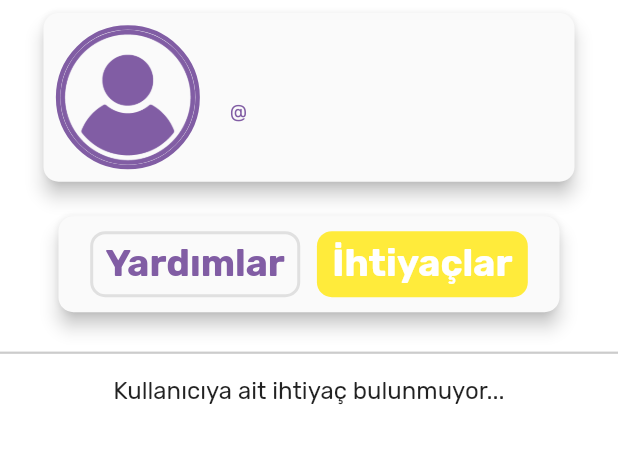
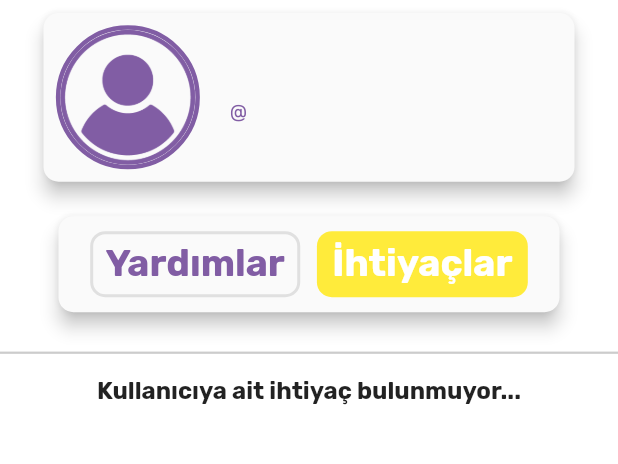
Before and after one commit to IsaTunahan/HelpHub, a Flutter app: the UsersProfile screen opened directly with empty values, after a tap on "İhtiyaçlar", on a phone screen of 412 x 824 dp, the part 77-541 px from its top. Run offline on Flutter 3.47's test engine with Material 2 defaults, Android fonts, the phone set to English and light mode, and no system bars; our stand-ins replace cloud_firestore, firebase_auth, firebase_core, firebase_storage, geocoding, google_fonts and 3 more; accounts and stored records are empty; network calls fail.

Commit message:
detayalrda eksik yerler tamamlandı

```diff
--- a/lib/screens/home/home_swt/details/help_detail_screen.dart
+++ b/lib/screens/home/home_swt/details/help_detail_screen.dart
@@ -285,7 +285,8 @@ class _HelpDetailScreenState extends State<HelpDetailScreen> {
                     child: Column(
                       children: [
                         ClipRRect(
-                          borderRadius: const BorderRadius.all(Radius.circular(10)),
+                          borderRadius:
+                              const BorderRadius.all(Radius.circular(10)),
                           child: SizedBox(
                             height: screenHeight * 0.2,
                             child: GoogleMap(
@@ -425,7 +426,8 @@ class _HelpDetailScreenState extends State<HelpDetailScreen> {
                                 child: const Icon(
                                   Helphub.next,
                                   color: AppColors.purple,
-                                  )),
+                                ),
+                              ),
                             ],
                           ),
                         ),
--- a/lib/screens/home/home_swt/details/users_profile/users_profile_help.dart
+++ b/lib/screens/home/home_swt/details/users_profile/users_profile_help.dart
@@ -28,6 +28,7 @@ class _UsersProfilYardimlarState extends State<UsersProfilYardimlar> {
   String _lastName = '';
   String? _profileImageURL;
   File? _image;
+  bool isLoading = true;
 
   Future<void> fetchData() async {
     final querySnapshot = await collection
@@ -36,13 +37,13 @@ class _UsersProfilYardimlarState extends State<UsersProfilYardimlar> {
 
     setState(() {
       documents = querySnapshot.docs;
+      isLoading = false;
     });
   }
 
   Future<void> _fetchUserData() async {
     final user = FirebaseAuth.instance.currentUser;
     if (user != null) {
-
       final userRepository = UserRepository();
       final userData = await userRepository.getUserData(widget.currentUser);
 
@@ -57,7 +58,6 @@ class _UsersProfilYardimlarState extends State<UsersProfilYardimlar> {
   }
 
   Future<void> _fetchProfileImageURL() async {
-
     final userRef = FirebaseFirestore.instance
         .collection('pictures')
         .doc(widget.currentUser);
@@ -83,6 +83,7 @@ class _UsersProfilYardimlarState extends State<UsersProfilYardimlar> {
     _fetchUserData();
     _fetchProfileImageURL();
     fetchData();
+
   }
 
   @override
@@ -93,12 +94,21 @@ class _UsersProfilYardimlarState extends State<UsersProfilYardimlar> {
     return Column(
       crossAxisAlignment: CrossAxisAlignment.start,
       children: [
-
-        documents.isEmpty
+        isLoading
+              ? const Center(
+                  child: CircularProgressIndicator(
+                    color: AppColors.yellow,
+                    backgroundColor: AppColors.purple,
+                  ),
+                )
+              : documents.isEmpty
                   ? const Center(
                       child: Text(
                         'Kullanıcıya ait yardım bulunmuyor...',
-                  style: TextStyle(fontSize: 16),
+                        style: TextStyle(
+                          fontSize: 16,
+                          fontWeight: FontWeight.bold,
+                        ),
                       ),
                     )
                   : ListView.separated(
@@ -283,9 +293,12 @@ class _UsersProfilYardimlarState extends State<UsersProfilYardimlar> {
                                                   MaterialPageRoute(
                                                     builder: (context) =>
                                                         HelpDetailScreen(
-                                                              helpId: documents[index].id),
+                                                            helpId:
+                                                                documents[index]
+                                                                    .id),
                                                   ),
-                                                  );},
+                                                );
+                                              },
                                               style: ElevatedButton.styleFrom(
                                                   shape: RoundedRectangleBorder(
                                                       borderRadius:
--- a/lib/screens/home/home_swt/details/users_profile/users_profile_need.dart
+++ b/lib/screens/home/home_swt/details/users_profile/users_profile_need.dart
@@ -100,13 +100,19 @@ class _UsersProfilIhtiyaclarState extends State<UsersProfilIhtiyaclar> {
 
           isLoading
               ? const Center(
-                  child: CircularProgressIndicator(),
+                  child: CircularProgressIndicator(
+                    color: AppColors.yellow,
+                    backgroundColor: AppColors.purple,
+                  ),
                 )
               : documents.isEmpty
                   ? const Center(
                       child: Text(
                         'Kullanıcıya ait ihtiyaç bulunmuyor...',
-                        style: TextStyle(fontSize: 16),
+                        style: TextStyle(
+                          fontSize: 16,
+                          fontWeight: FontWeight.bold,
+                        ),
                       ),
                     )
                   : ListView.separated(
```
Also changed, not shown: lib/screens/home/home_swt/details/need_detail_screen.dart (+20 -2 lines). Lines whose indentation alone changed are shown as unchanged.
